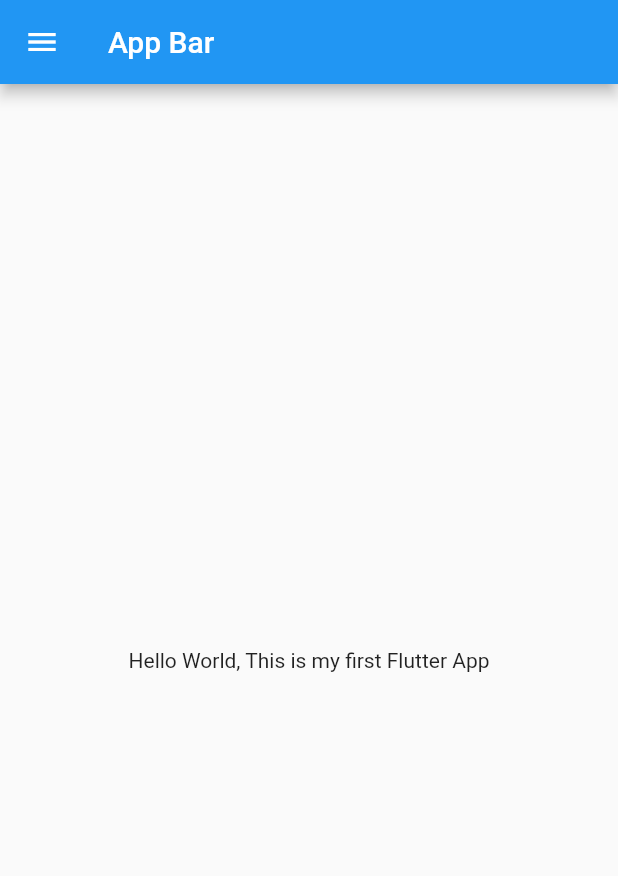
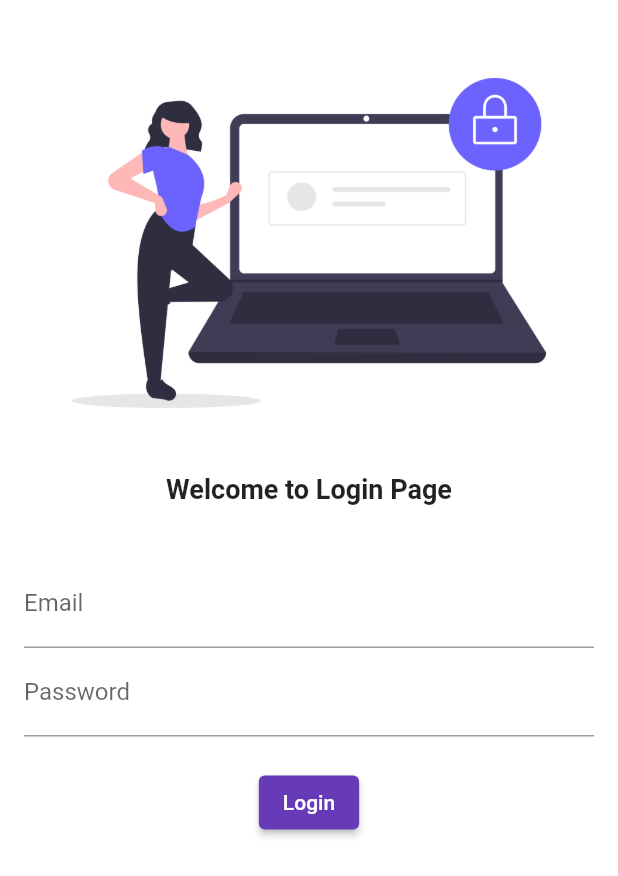
Before and after one commit to AhmadHere1/FlutterPractice, a Flutter app: the screen it shows after launch, on a phone screen of 412 x 824 dp. Shown: the top 876 px of the screen. Run offline on Flutter 3.47's test engine with Material 2 defaults, Android fonts, the phone set to English and light mode, and no system bars.

Commit message:
Day 3 completed

```diff
--- a/lib/main.dart
+++ b/lib/main.dart
@@ -1,4 +1,10 @@
+// ignore_for_file: prefer_const_constructors
+
+import 'package:first_project/screens/home_page.dart';
+import 'package:first_project/screens/login_page.dart';
 import 'package:flutter/material.dart';
+
+// import 'screens/login_page.dart';
 
 void main() {
   runApp(const MyApp());
@@ -10,17 +16,20 @@ class MyApp extends StatelessWidget {
   @override
   Widget build(BuildContext context) {
     return MaterialApp(
-      title: 'Welcome to Flutter',
-      home: Scaffold(
-        appBar: AppBar(
-          title:const Text('App Bar'),
-        ),
-        body: const Center(
-          child: Text('Hello World, This is my first Flutter App'),
 
-        ),
-        drawer: Drawer(),
+      themeMode: ThemeMode.light,
+      theme: ThemeData(
+        primarySwatch: Colors.deepPurple,
+      )
+      ,
+      darkTheme: ThemeData(
+        brightness: Brightness.dark,
+        primaryColor: Colors.black,
       ),
+      routes: {
+        "/":(context) => LoginPage(),
+        "/home":(context) => HomePage(),
+      },
     );
   }
 }
--- /dev/null
+++ b/lib/screens/login_page.dart
@@ -0,0 +1,60 @@
+import 'package:flutter/material.dart';
+
+class LoginPage extends StatelessWidget {
+  @override
+  Widget build(BuildContext context) {
+    return Material(
+        color: Colors.white,
+        child: Column(
+          children: [
+            SizedBox(
+              height: 20,
+            ),
+            Image.asset(
+              'assets/images/login_page.png',
+              fit: BoxFit.cover,
+            ),
+            SizedBox(
+              height: 12,
+            ),
+            Text(
+              'Welcome to Login Page',
+              style: TextStyle(
+                fontSize: 18,
+                fontWeight: FontWeight.bold,
+              ),
+            ),
+            SizedBox(
+              height: 20,
+            ),
+            Padding(
+              padding: const EdgeInsets.all(16.0),
+              child: Column(children: [
+                TextFormField(
+                  decoration: InputDecoration(
+                    labelText: 'Email',
+                    hintText: 'Enter your email',
+                  ),
+                ),
+                TextFormField(
+                  obscureText: true,
+                  decoration: InputDecoration(
+                    labelText: 'Password',
+                    hintText: 'Enter your Password',
+                  ),
+                ),
+                SizedBox(
+                  height: 20,
+                ),
+                ElevatedButton(
+                  child: Text('Login'),
+                  onPressed: () {
+                    print('Login Button Pressed');
+                  },
+                ),
+              ]),
+            )
+          ],
+        ));
+  }
+}
```
Also changed, not shown: analysis_options.yaml (+53 -4 lines), lib/screens/home_page.dart (added, +26 -0 lines), pubspec.yaml (+3 -5 lines), assets/images/login_page.png (added).
